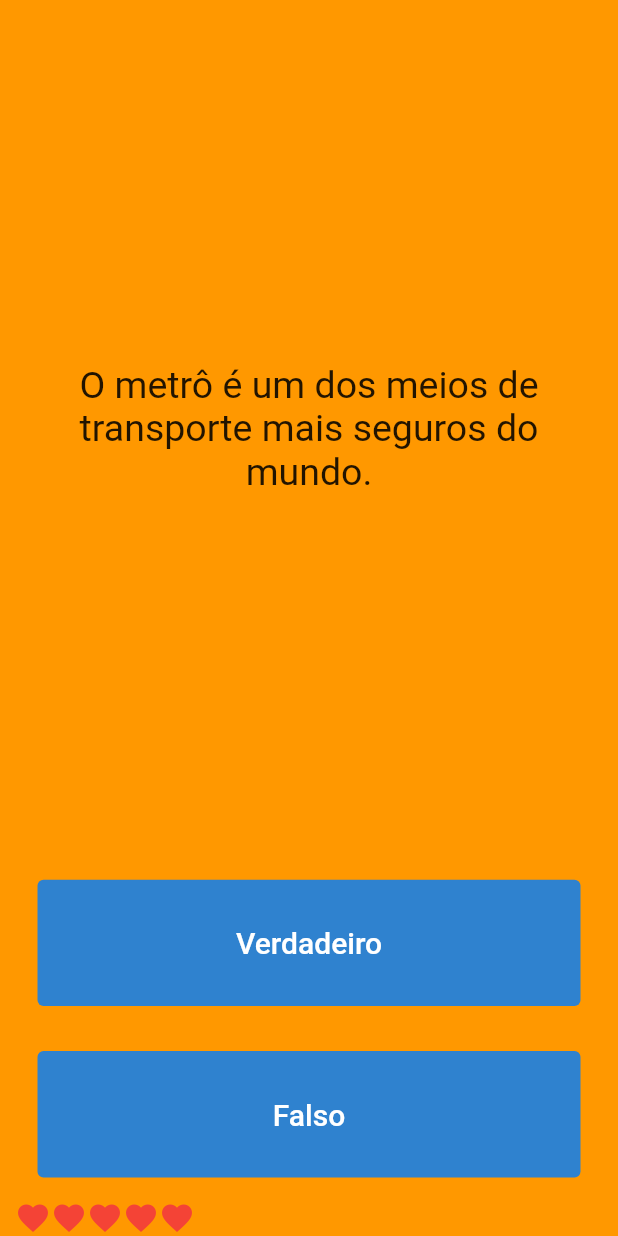
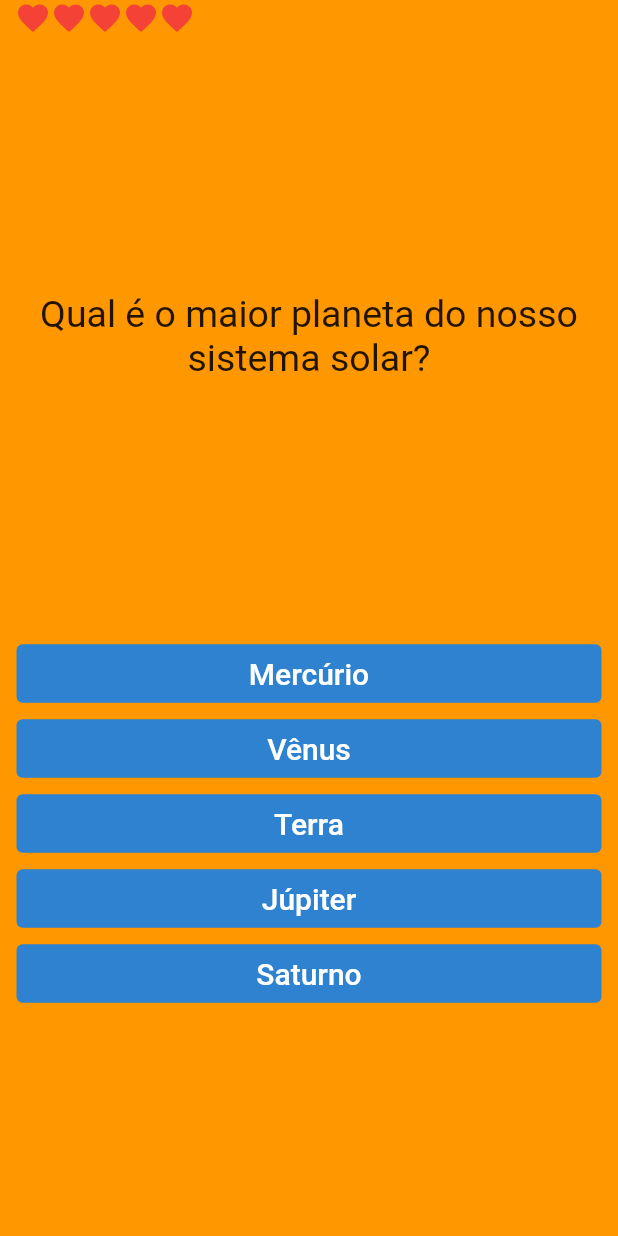
Before and after one commit to ThiagoPereiraj/appQuiz, a Flutter app: the screen it shows after launch, after a tap on "iniciar !", on a phone screen of 412 x 824 dp. Run offline on Flutter 3.47's test engine with Material 2 defaults, Android fonts, the phone set to English and light mode, and no system bars.

Commit message:
parte lógica finalizada

```diff
--- a/lib/main.dart
+++ b/lib/main.dart
@@ -1,35 +1,36 @@
 import 'package:flutter/material.dart';
-import 'package:rflutter_alert/rflutter_alert.dart';
 import 'helper.dart';
 
 Helper helper = Helper();
-void main() => runApp(MyApp());
+void main() => runApp(const MyApp());
 
 class MyApp extends StatelessWidget {
+  const MyApp({super.key});
+
   @override
   Widget build(BuildContext context) {
-    return MaterialApp(
+    return const MaterialApp(
+      debugShowCheckedModeBanner: false,
       home: HomeApp(),
     );
   }
 }
 
 class HomeApp extends StatelessWidget {
+  const HomeApp({super.key});
+
   @override
   Widget build(BuildContext context) {
     return Scaffold(
-      appBar: AppBar(
-        title: Text("Home"),
-      ),
       body: Center(
         child: TextButton(
           onPressed: () {
             Navigator.push(
               context,
-              MaterialPageRoute(builder: (context) => QuizApp()),
+              MaterialPageRoute(builder: (context) => const QuizApp()),
             );
           },
-          child: Text('iniciar !'),
+          child: const Text('iniciar !'),
         ),
       ),
     );
@@ -37,14 +38,17 @@ class HomeApp extends StatelessWidget {
 }
 
 class QuizApp extends StatelessWidget {
+  const QuizApp({super.key});
+
   @override
   Widget build(BuildContext context) {
-    return MaterialApp(
+    return const MaterialApp(
+      debugShowCheckedModeBanner: false,
       home: Scaffold(
         backgroundColor: Colors.orange,
         body: SafeArea(
           child: Padding(
-            padding: const EdgeInsets.symmetric(horizontal: 10.0),
+            padding: EdgeInsets.symmetric(horizontal: 10.0),
             child: QuizPage(),
           ),
         ),
@@ -54,28 +58,31 @@ class QuizApp extends StatelessWidget {
 }
 
 class QuizPage extends StatefulWidget {
+  const QuizPage({super.key});
+
   @override
+  // ignore: library_private_types_in_public_api
   _QuizPageState createState() => _QuizPageState();
 }
 
 class _QuizPageState extends State<QuizPage> {
   List<Icon> marcadorDeTentativas = [
-    Icon(Icons.favorite, color: Colors.red),
-    Icon(Icons.favorite, color: Colors.red),
-    Icon(Icons.favorite, color: Colors.red),
-    Icon(Icons.favorite, color: Colors.red),
-    Icon(Icons.favorite, color: Colors.red)
+    const Icon(Icons.favorite, color: Colors.red),
+    const Icon(Icons.favorite, color: Colors.red),
+    const Icon(Icons.favorite, color: Colors.red),
+    const Icon(Icons.favorite, color: Colors.red),
+    const Icon(Icons.favorite, color: Colors.red)
   ];
 
   void resetarTentativas() {
     marcadorDeTentativas.clear();
     for (int i = 0; i < 5; i++) {
-      marcadorDeTentativas.add(Icon(Icons.favorite, color: Colors.red));
+      marcadorDeTentativas.add(const Icon(Icons.favorite, color: Colors.red));
     }
   }
 
-  void conferirResposta(bool respostaSelecionada) {
-    bool respostaCerta = helper.obterResposta();
+  void conferirResposta(String respostaSelecionada) {
+    String respostaCerta = helper.obterResposta();
     setState(() {
       if (helper.conferirFimDaExecucao()) {
         Navigator.push(
@@ -93,7 +100,7 @@ class _QuizPageState extends State<QuizPage> {
       if (helper.conferirTentativas(marcadorDeTentativas)) {
         Navigator.push(
           context,
-          MaterialPageRoute(builder: (context) => TelaDerrota()),
+          MaterialPageRoute(builder: (context) => const TelaDerrota()),
         );
         helper.reiniciarApp();
         resetarTentativas();
@@ -107,15 +114,18 @@ class _QuizPageState extends State<QuizPage> {
       mainAxisAlignment: MainAxisAlignment.spaceBetween,
       crossAxisAlignment: CrossAxisAlignment.stretch,
       children: <Widget>[
+        Row(
+          children: marcadorDeTentativas,
+        ),
         Expanded(
-          flex: 5,
+          flex: 1,
           child: Padding(
-            padding: EdgeInsets.all(10.0),
+            padding: const EdgeInsets.all(10.0),
             child: Center(
               child: Text(
                 helper.obterQuestao(),
                 textAlign: TextAlign.center,
-                style: TextStyle(
+                style: const TextStyle(
                   fontSize: 25.0,
                 ),
               ),
@@ -123,61 +133,121 @@ class _QuizPageState extends State<QuizPage> {
           ),
         ),
         Expanded(
-          child: Padding(
-            padding: const EdgeInsets.all(15.0),
+          child: Column(
+            children: [
+              Padding(
+                padding: const EdgeInsets.all(1),
                 child: TextButton(
                   style: TextButton.styleFrom(
-                backgroundColor: Color.fromARGB(255, 47, 130, 207),
+                    minimumSize: const Size(400, 20),
+                    backgroundColor: const Color.fromARGB(255, 47, 130, 207),
                   ),
-              child: const Text(
-                'Verdadeiro',
-                style: TextStyle(
+                  child: Text(
+                    helper.obterAlternativa(0),
+                    style: const TextStyle(
                       color: Colors.white,
                       fontSize: 20.0,
                     ),
                   ),
                   onPressed: () {
-                conferirResposta(true);
+                    conferirResposta(helper.obterAlternativa(0));
                   },
                 ),
               ),
-        ),
-        Expanded(
-          child: Padding(
-            padding: const EdgeInsets.all(15.0),
+              Padding(
+                padding: const EdgeInsets.all(1.0),
                 child: TextButton(
                   style: TextButton.styleFrom(
-                backgroundColor: Color.fromARGB(255, 47, 130, 207),
+                    minimumSize: const Size(400, 20),
+                    backgroundColor: const Color.fromARGB(255, 47, 130, 207),
                   ),
-              child: const Text(
-                'Falso',
-                style: TextStyle(
+                  child: Text(
+                    helper.obterAlternativa(1),
+                    style: const TextStyle(
+                      color: Colors.white,
                       fontSize: 20.0,
-                  color: Colors.white,
                     ),
                   ),
                   onPressed: () {
-                conferirResposta(false);
+                    conferirResposta(helper.obterAlternativa(1));
                   },
                 ),
               ),
+              Padding(
+                padding: const EdgeInsets.all(1.0),
+                child: TextButton(
+                  style: TextButton.styleFrom(
+                    minimumSize: const Size(400, 20),
+                    backgroundColor: const Color.fromARGB(255, 47, 130, 207),
                   ),
-        Row(
-          children: marcadorDeTentativas,
+                  child: Text(
+                    helper.obterAlternativa(2),
+                    style: const TextStyle(
+                      color: Colors.white,
+                      fontSize: 20.0,
                     ),
+                  ),
+                  onPressed: () {
+                    conferirResposta(helper.obterAlternativa(2));
+                  },
+                ),
+              ),
+              Padding(
+                padding: const EdgeInsets.all(1.0),
+                child: TextButton(
+                  style: TextButton.styleFrom(
+                    minimumSize: const Size(400, 20),
+                    backgroundColor: const Color.fromARGB(255, 47, 130, 207),
+                  ),
+                  child: Text(
+                    helper.obterAlternativa(3),
+                    style: const TextStyle(
+                      color: Colors.white,
+                      fontSize: 20.0,
+                    ),
+                  ),
+                  onPressed: () {
+                    conferirResposta(helper.obterAlternativa(3));
+                  },
+                ),
+              ),
+              Padding(
+                padding: const EdgeInsets.all(1.0),
+                child: TextButton(
+                  style: TextButton.styleFrom(
+                    minimumSize: const Size(400, 20),
+                    backgroundColor: const Color.fromARGB(255, 47, 130, 207),
+                  ),
+                  child: Text(
+                    helper.obterAlternativa(4),
+                    style: const TextStyle(
+                      color: Colors.white,
+                      fontSize: 20.0,
+                    ),
+                  ),
+                  onPressed: () {
+                    conferirResposta(helper.obterAlternativa(4));
+                  },
+                ),
+              ),
+            ],
+          ),
+        )
       ],
     );
   }
 }
 
 class TelaDerrota extends StatelessWidget {
+  const TelaDerrota({super.key});
+
   @override
   Widget build(BuildContext context) {
     return Column(
       mainAxisAlignment: MainAxisAlignment.spaceBetween,
       crossAxisAlignment: CrossAxisAlignment.stretch,
       children: <Widget>[
-         Expanded(
+        const Expanded(
           flex: 5,
           child: Padding(
             padding: EdgeInsets.all(10.0),
@@ -197,7 +267,7 @@ class TelaDerrota extends StatelessWidget {
             padding: const EdgeInsets.all(15.0),
             child: TextButton(
               style: TextButton.styleFrom(
-                backgroundColor: Color.fromARGB(255, 47, 130, 207),
+                backgroundColor: const Color.fromARGB(255, 47, 130, 207),
               ),
               child: const Text(
                 'Tentar novamente',
@@ -217,7 +287,7 @@ class TelaDerrota extends StatelessWidget {
             padding: const EdgeInsets.all(15.0),
             child: TextButton(
               style: TextButton.styleFrom(
-                backgroundColor: Color.fromARGB(255, 47, 130, 207),
+                backgroundColor: const Color.fromARGB(255, 47, 130, 207),
               ),
               child: const Text(
                 'Voltar a Página inicial',
@@ -229,7 +299,7 @@ class TelaDerrota extends StatelessWidget {
               onPressed: () {
                 Navigator.push(
                   context,
-                  MaterialPageRoute(builder: (context) => HomeApp()),
+                  MaterialPageRoute(builder: (context) => const HomeApp()),
                 );
               },
             ),
@@ -241,30 +311,25 @@ class TelaDerrota extends StatelessWidget {
 }
 
 class TelaVitoria extends StatelessWidget {
+  const TelaVitoria({super.key});
+
   @override
   Widget build(BuildContext context) {
     return Scaffold(
       appBar: AppBar(
-        title: Text("Vitória"),
+        title: const Text("Vitória"),
       ),
       body: Center(
         child: TextButton(
           onPressed: () {
-
             Navigator.push(
               context,
-                  MaterialPageRoute(builder: (context) => HomeApp()),
+              MaterialPageRoute(builder: (context) => const HomeApp()),
             );
           },
-          child: Text('Retornar !'),
+          child: const Text('Retornar !'),
         ),
       ),
     );
   }
 }
-
-/*
-pergunta1: 'O metrô é um dos meios de transporte mais seguros do mundo', verdadeiro,
-pergunta2: 'A culinária brasileira é uma das melhores do mundo.', verdadeiro,
-pergunta3: 'Vacas podem voar, assim como peixes utilizam os pés para andar.', falso,
-*/
```
Also changed, not shown: lib/helper.dart (+111 -27 lines), lib/perguntas.dart (+4 -3 lines). Lines whose indentation alone changed are shown as unchanged.
